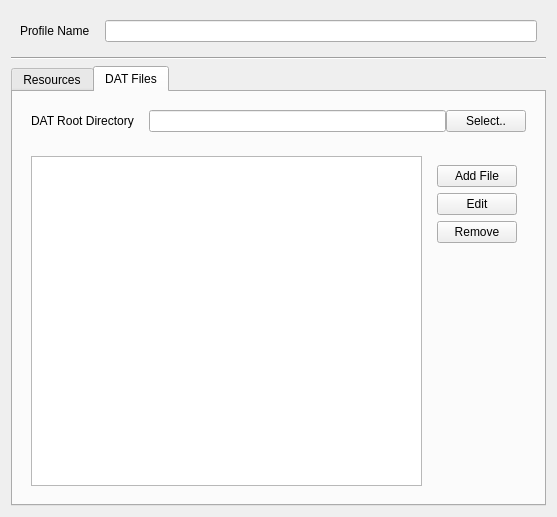
Old version of the form src/gtatools-gui/src/src/gui/ProfileConfigWidget.ui in the repository alemariusnexus/gtatools.
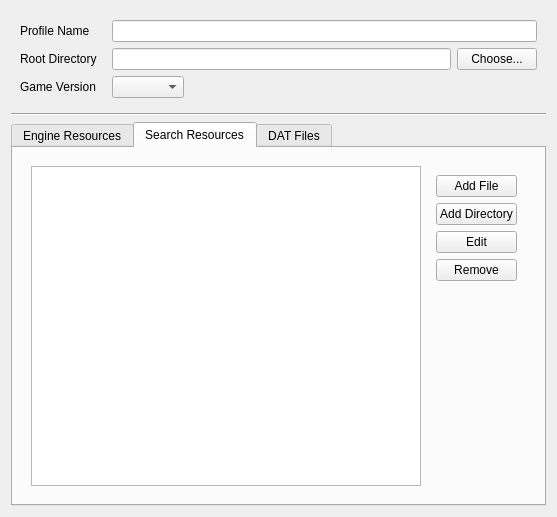
New version of the form. The open tabs and pages were chosen to show the change.

```diff
--- a/src/gtatools-gui/src/src/gui/ProfileConfigWidget.ui
+++ b/src/gtatools-gui/src/src/gui/ProfileConfigWidget.ui
@@ -23,7 +23,7 @@
       <property name="horizontalSpacing">
        <number>15</number>
       </property>
-      <item row="1" column="0">
+      <item row="2" column="0">
        <widget class="QLabel" name="label">
         <property name="text">
          <string>Profile Name</string>
@@ -33,9 +33,45 @@
         </property>
        </widget>
       </item>
-      <item row="1" column="1">
+      <item row="2" column="1">
        <widget class="QLineEdit" name="nameField"/>
       </item>
+      <item row="5" column="0">
+       <widget class="QLabel" name="label_3">
+        <property name="text">
+         <string>Game Version</string>
+        </property>
+       </widget>
+      </item>
+      <item row="5" column="1">
+       <widget class="QComboBox" name="versionBox"/>
+      </item>
+      <item row="3" column="0">
+       <widget class="QLabel" name="label_2">
+        <property name="text">
+         <string>Root Directory</string>
+        </property>
+       </widget>
+      </item>
+      <item row="3" column="1">
+       <widget class="QWidget" name="widget_5" native="true">
+        <layout class="QHBoxLayout" name="horizontalLayout_3">
+         <property name="margin">
+          <number>0</number>
+         </property>
+         <item>
+          <widget class="QLineEdit" name="rootDirField"/>
+         </item>
+         <item>
+          <widget class="QPushButton" name="rootDirButton">
+           <property name="text">
+            <string>Choose...</string>
+           </property>
+          </widget>
+         </item>
+        </layout>
+       </widget>
+      </item>
      </layout>
     </widget>
    </item>
@@ -55,11 +91,11 @@
       </sizepolicy>
      </property>
      <property name="currentIndex">
-      <number>0</number>
+      <number>2</number>
      </property>
      <widget class="QWidget" name="tab">
       <attribute name="title">
-       <string>Resources</string>
+       <string>Engine Resources</string>
       </attribute>
       <layout class="QVBoxLayout" name="verticalLayout_4">
        <item>
@@ -72,7 +108,7 @@
          </property>
          <layout class="QHBoxLayout" name="horizontalLayout">
           <item>
-           <widget class="QListWidget" name="fileList">
+           <widget class="QListWidget" name="engineFileList">
             <property name="selectionMode">
              <enum>QAbstractItemView::ExtendedSelection</enum>
             </property>
@@ -82,28 +118,28 @@
            <widget class="QWidget" name="widget_3" native="true">
             <layout class="QVBoxLayout" name="verticalLayout_2">
              <item>
-              <widget class="QPushButton" name="fileAddButton">
+              <widget class="QPushButton" name="engineFileAddButton">
                <property name="text">
                 <string>Add File</string>
                </property>
               </widget>
              </item>
              <item>
-              <widget class="QPushButton" name="dirAddButton">
+              <widget class="QPushButton" name="engineDirAddButton">
                <property name="text">
                 <string>Add Directory</string>
                </property>
               </widget>
              </item>
              <item>
-              <widget class="QPushButton" name="fileEditButton">
+              <widget class="QPushButton" name="engineFileEditButton">
                <property name="text">
                 <string>Edit</string>
                </property>
               </widget>
              </item>
              <item>
-              <widget class="QPushButton" name="fileRemoveButton">
+              <widget class="QPushButton" name="engineFileRemoveButton">
                <property name="text">
                 <string>Remove</string>
                </property>
@@ -130,49 +166,84 @@
        </item>
       </layout>
      </widget>
+     <widget class="QWidget" name="tab_3">
+      <attribute name="title">
+       <string>Search Resources</string>
+      </attribute>
+      <layout class="QVBoxLayout" name="verticalLayout_7">
+       <item>
+        <widget class="QWidget" name="widget_6" native="true">
+         <property name="sizePolicy">
+          <sizepolicy hsizetype="Preferred" vsizetype="Preferred">
+           <horstretch>0</horstretch>
+           <verstretch>1</verstretch>
+          </sizepolicy>
+         </property>
+         <layout class="QHBoxLayout" name="horizontalLayout_4">
+          <item>
+           <widget class="QListWidget" name="searchFileList">
+            <property name="selectionMode">
+             <enum>QAbstractItemView::ExtendedSelection</enum>
+            </property>
+           </widget>
+          </item>
+          <item>
+           <widget class="QWidget" name="widget_7" native="true">
+            <layout class="QVBoxLayout" name="verticalLayout_6">
+             <item>
+              <widget class="QPushButton" name="searchFileAddButton">
+               <property name="text">
+                <string>Add File</string>
+               </property>
+              </widget>
+             </item>
+             <item>
+              <widget class="QPushButton" name="searchDirAddButton">
+               <property name="text">
+                <string>Add Directory</string>
+               </property>
+              </widget>
+             </item>
+             <item>
+              <widget class="QPushButton" name="searchFileEditButton">
+               <property name="text">
+                <string>Edit</string>
+               </property>
+              </widget>
+             </item>
+             <item>
+              <widget class="QPushButton" name="searchFileRemoveButton">
+               <property name="text">
+                <string>Remove</string>
+               </property>
+              </widget>
+             </item>
+             <item>
+              <spacer name="verticalSpacer_3">
+               <property name="orientation">
+                <enum>Qt::Vertical</enum>
+               </property>
+               <property name="sizeHint" stdset="0">
+                <size>
+                 <width>20</width>
+                 <height>40</height>
+                </size>
+               </property>
+              </spacer>
+             </item>
+            </layout>
+           </widget>
+          </item>
+         </layout>
+        </widget>
+       </item>
+      </layout>
+     </widget>
      <widget class="QWidget" name="tab_2">
       <attribute name="title">
        <string>DAT Files</string>
       </attribute>
       <layout class="QVBoxLayout" name="verticalLayout_5">
-       <item>
-        <widget class="QWidget" name="widget_5" native="true">
-         <layout class="QFormLayout" name="formLayout_2">
-          <property name="horizontalSpacing">
-           <number>15</number>
-          </property>
-          <item row="0" column="0">
-           <widget class="QLabel" name="label_2">
-            <property name="text">
-             <string>DAT Root Directory</string>
-            </property>
-           </widget>
-          </item>
-          <item row="0" column="1">
-           <widget class="QWidget" name="widget_2" native="true">
-            <layout class="QHBoxLayout" name="horizontalLayout_3">
-             <property name="spacing">
-              <number>0</number>
-             </property>
-             <property name="margin">
-              <number>0</number>
-             </property>
-             <item>
-              <widget class="QLineEdit" name="datRootField"/>
-             </item>
-             <item>
-              <widget class="QPushButton" name="datRootChooseButton">
-               <property name="text">
-                <string>Select..</string>
-               </property>
-              </widget>
-             </item>
-            </layout>
-           </widget>
-          </item>
-         </layout>
-        </widget>
-       </item>
        <item>
         <widget class="QWidget" name="widget" native="true">
          <property name="sizePolicy">
```
